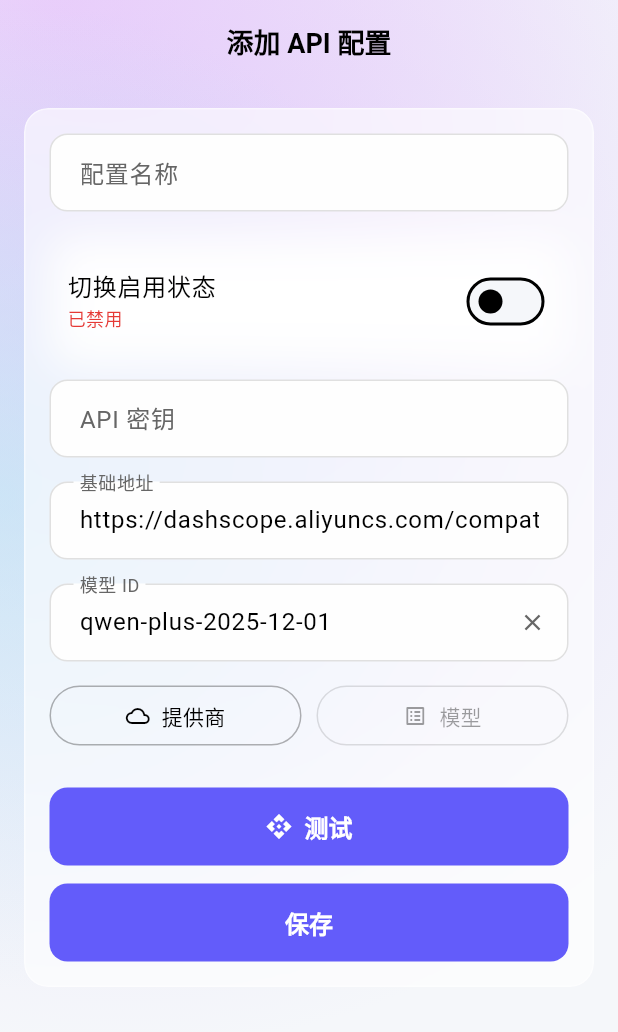
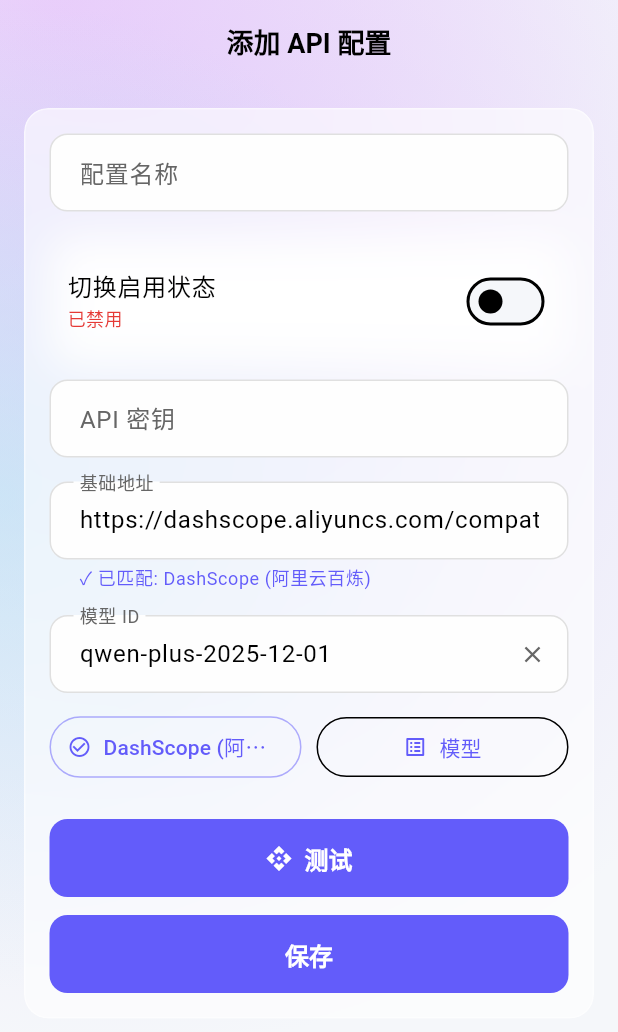
Before and after one commit to JIULANG9/PromptOptimizer, a Flutter app: the ApiConfigFormPage screen opened by its route, after a tap on "切换启用状态", on a phone screen of 412 x 824 dp. Shown: the top 1032 px of the screen. Run offline on Flutter 3.47's test engine with Material 3 defaults, Android fonts, the phone set to English and light mode, and no system bars; our stand-ins replace dio, drift, drift_flutter, file_picker, flutter_riverpod, freezed_annotation and 3 more; missing offline and left inert: dart:html, encrypt, image_gallery_saver_plus; accounts and stored records are empty; generated files the repository leaves out were written again.

Commit message:
重构：迁移到drift_flutter并扩展默认的API提供程序
-将手动数据库设置替换为drift_flutter的driftDatabase助手，适用于本机和web平台
-删除了对sqlite3_flutter_libs、drift/nnative.dart和drift/wasm.dart的直接依赖
-更新了默认API配置，提供了更多提供商（DeepSeek、Moonshot、智普、百度、腾讯、OpenRouter）
-重命名并重组现有的提供程序（JIULANG、DashScope、ModelScope），使其命名更清晰
-添加了智能提供商

```diff
--- a/lib/features/api_config/data/model_provider_service.dart
+++ b/lib/features/api_config/data/model_provider_service.dart
@@ -7,7 +7,14 @@ enum ModelProvider {
     'https://dashscope.aliyuncs.com/compatible-mode/v1',
   ),
   modelScope('ModelScope (魔搭)', 'https://api-inference.modelscope.cn/v1'),
-  openAI('OpenAI', 'https://api.openai.com/v1');
+  openAI('OpenAI', 'https://api.openai.com/v1'),
+  deepSeek('DeepSeek', 'https://api.deepseek.com/v1'),
+  moonshot('Moonshot AI（月之暗面）', 'https://api.moonshot.cn/v1'),
+  zhipu('Zhipu AI（智谱）', 'https://open.bigmodel.cn/api/paas/v4'),
+  jiulang('JIULANG（九狼）', 'https://agentapi.jiulang9.com/v1'),
+  baidu('文心一言', 'https://aip.baidubce.com/rpc/2.0/ai_custom/v1/wenxinworkshop'),
+  tencent('Tencent', 'https://hunyuan.tencentcloudapi.com'),
+  openRouter('OpenRouter', 'https://openrouter.ai/api/v1');
 
   final String displayName;
   final String baseUrl;
@@ -16,6 +23,49 @@ enum ModelProvider {
 
   /// 获取模型列表的完整 URL
   String get modelsUrl => '$baseUrl/models';
+
+  /// 根据 baseUrl 智能匹配提供商
+  /// 返回匹配的提供商，如果没有匹配则返回 null
+  static ModelProvider? matchFromUrl(String url) {
+    if (url.isEmpty) return null;
+
+    final normalizedUrl = url.toLowerCase().trim();
+
+    for (final provider in ModelProvider.values) {
+      final providerBaseUrl = provider.baseUrl.toLowerCase();
+      // 检查 URL 是否包含提供商的基础 URL
+      if (normalizedUrl.contains(providerBaseUrl) ||
+          providerBaseUrl.contains(normalizedUrl)) {
+        return provider;
+      }
+
+      // 提取域名进行匹配
+      final providerDomain = _extractDomain(providerBaseUrl);
+      final inputDomain = _extractDomain(normalizedUrl);
+
+      if (providerDomain.isNotEmpty &&
+          inputDomain.isNotEmpty &&
+          providerDomain == inputDomain) {
+        return provider;
+      }
+    }
+
+    return null;
+  }
+
+  /// 提取 URL 中的主域名
+  static String _extractDomain(String url) {
+    try {
+      final uri = Uri.tryParse(url);
+      if (uri == null) return '';
+
+      final host = uri.host.toLowerCase();
+      // 移除 www. 前缀
+      return host.startsWith('www.') ? host.substring(4) : host;
+    } catch (_) {
+      return '';
+    }
+  }
 }
 
 /// 模型信息
--- a/lib/features/api_config/presentation/pages/api_config_form_page.dart
+++ b/lib/features/api_config/presentation/pages/api_config_form_page.dart
@@ -54,6 +54,9 @@ class _ApiConfigFormPageState extends ConsumerState<ApiConfigFormPage> {
     super.initState();
     _isEditing = widget.configId != null;
 
+    // 监听 baseUrl 输入框变化，实现智能匹配
+    _baseUrlController.addListener(_onBaseUrlChanged);
+
     if (_isEditing) {
       // 加载现有配置数据
       _loadExistingConfig();
@@ -80,12 +83,32 @@ class _ApiConfigFormPageState extends ConsumerState<ApiConfigFormPage> {
 
   @override
   void dispose() {
+    _baseUrlController.removeListener(_onBaseUrlChanged);
     _nameController.dispose();
     _apiKeyController.dispose();
     _baseUrlController.dispose();
     _modelIdController.dispose();
     _modelIdFocusNode.dispose();
     super.dispose();
+  }
+
+  /// 监听 baseUrl 变化，智能匹配模型提供商
+  void _onBaseUrlChanged() {
+    final url = _baseUrlController.text.trim();
+    if (url.isEmpty) {
+      if (_selectedProvider != null) {
+        setState(() => _selectedProvider = null);
+      }
+      return;
+    }
+
+    final matched = ModelProvider.matchFromUrl(url);
+    if (matched != null && matched != _selectedProvider) {
+      setState(() {
+        _selectedProvider = matched;
+        _modelList = []; // 切换提供商时清空已加载的模型列表
+      });
+    }
   }
 
   @override
@@ -182,10 +205,19 @@ class _ApiConfigFormPageState extends ConsumerState<ApiConfigFormPage> {
                   ),
                 const SizedBox(height: 16),
 
-                // Base URL
+                // Base URL（带智能匹配提示）
                 TextFormField(
                   controller: _baseUrlController,
-                  decoration: InputDecoration(labelText: l10n.apiConfigBaseUrl),
+                  decoration: InputDecoration(
+                    labelText: l10n.apiConfigBaseUrl,
+                    helperText: _selectedProvider != null
+                        ? '✓ 已匹配: ${_selectedProvider!.displayName}'
+                        : null,
+                    helperStyle: TextStyle(
+                      color: Theme.of(context).colorScheme.primary,
+                      fontSize: 12,
+                    ),
+                  ),
                   validator: (value) {
                     if (value == null || value.trim().isEmpty) {
                       return l10n.errorBaseUrlRequired;
```
Also changed, not shown: lib/database/connection/open_connection_native.dart (+2 -8 lines), lib/database/connection/open_connection_web.dart (+7 -7 lines), lib/database/seed/default_api_configs.dart (+63 -19 lines), lib/features/api_config/presentation/widgets/model_selector_dialog.dart (+14 -0 lines), lib/features/settings/domain/usecases/data_transfer_usecases.dart (+4 -73 lines), lib/features/settings/domain/usecases/data_transfer_usecases_io.dart (added, +73 -0 lines), lib/features/settings/domain/usecases/data_transfer_usecases_web.dart (added, +65 -0 lines), lib/features/settings/presentation/providers/data_transfer_provider.dart (+8 -3 lines), pubspec.yaml (+5 -5 lines), pubspec.lock, 1 other file.
